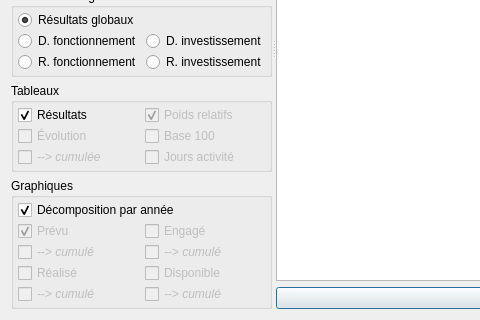
First picture: the form in formauditexplore.ui, repository GiPiLab/ProtonClassicSuite, before the edit; both pictures show x 0 to 480 and y 225 to 545 of the 840 by 545 pixel window.
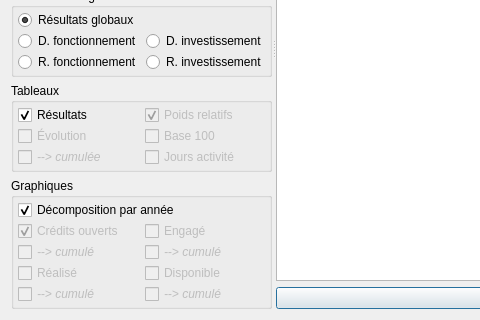
Second picture: the form after the edit. Icons and pictures are not drawn.

```diff
--- a/formauditexplore.ui
+++ b/formauditexplore.ui
@@ -267,7 +267,7 @@
              <bool>false</bool>
             </property>
             <property name="text">
-             <string>Prévu</string>
+             <string>Crédits ouverts</string>
             </property>
             <property name="checked">
              <bool>true</bool>
```
Left out of the diff: 8 changed lines with no effect on the pictures.
